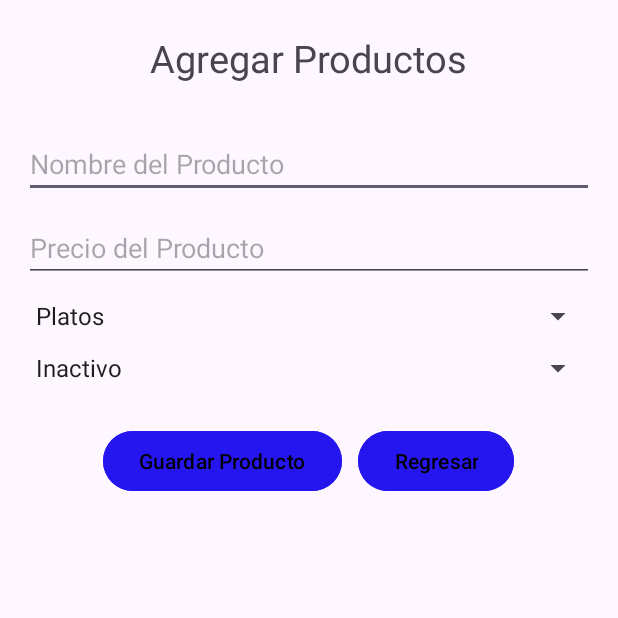
After one commit to MiguelLopezCa/DonnaFlor, an Android app: the ProductosRes screen opened directly, with no data from a screen before it, on a phone screen of 412 x 824 dp, the top half of it. The commit adds this screen. Run offline under Robolectric (Android 15) with nearby library versions, the phone set to English and light mode, and no system bars.

Commit message:
Registrar producto listo

```diff
--- a/app/src/main/AndroidManifest.xml
+++ b/app/src/main/AndroidManifest.xml
@@ -13,6 +13,9 @@
         android:theme="@style/Theme.DonnaFlor"
         tools:targetApi="31">
         <activity
+            android:name=".ProductosRes"
+            android:exported="false" />
+        <activity
             android:name=".ProductosOfertados"
             android:exported="false" />
         <activity
--- a/app/src/main/java/com/example/donnaflor/MainActivity.java
+++ b/app/src/main/java/com/example/donnaflor/MainActivity.java
@@ -28,7 +28,7 @@ public class MainActivity extends AppCompatActivity {
 
             // Validar usuario y contrasenna
             if (usuario.equals("a") && contrasena.equals("a")) {
-                startActivity(new Intent(this, ProductosOfertados.class));
+                startActivity(new Intent(this, ProductosRes.class));
             } else {
                 if (!usuario.equals("a") && !contrasena.equals("a")) {
                     Toast.makeText(this, "El usuario y la contraseña no corresponden", Toast.LENGTH_LONG).show();
--- /dev/null
+++ b/app/src/main/java/com/example/donnaflor/ProductosRes.java
@@ -0,0 +1,208 @@
+package com.example.donnaflor;
+
+import android.content.ContentValues;
+import android.content.Intent;
+import android.database.Cursor;
+import android.database.sqlite.SQLiteDatabase;
+import android.os.Bundle;
+import android.util.Log;
+import android.widget.ArrayAdapter;
+import android.widget.Button;
+import android.widget.EditText;
+import android.widget.ListView;
+import android.widget.Spinner;
+import android.widget.Toast;
+
+import androidx.appcompat.app.AppCompatActivity;
+
+import java.util.ArrayList;
+
+import data_base.Constantes_db;
+import data_base.db_helper;
+
+public class ProductosRes extends AppCompatActivity {
+
+    EditText txtNombreProd, txtPrecioProd;
+    Spinner spnTipoProdu, spnEstadoProd;
+    Button btnGuardarProd, btnRegresarProducto;
+    ListView lvListaProductos;
+    ArrayList<Producto> arrayProductos;
+    ArrayList<String> arrayTexto;
+
+    @Override
+    protected void onCreate(Bundle savedInstanceState) {
+        super.onCreate(savedInstanceState);
+        setContentView(R.layout.activity_productos_res);
+
+        // Relación con elementos del layout
+        txtNombreProd = findViewById(R.id.txtNombreProd);
+        txtPrecioProd = findViewById(R.id.txtPrecioProd);
+        spnTipoProdu = findViewById(R.id.spnTipoProdu);
+        spnEstadoProd = findViewById(R.id.spnEstadoProd);
+        btnGuardarProd = findViewById(R.id.btnGuardarProd);
+        btnRegresarProducto = findViewById(R.id.btnRegresarProducto);
+        lvListaProductos = findViewById(R.id.lvListaProductos);
+
+
+        // Configuración del Spinner de tipo de producto
+        ArrayAdapter<CharSequence> tipoAdapter = ArrayAdapter.createFromResource(this,
+                R.array.tipos_producto, android.R.layout.simple_spinner_item);
+        tipoAdapter.setDropDownViewResource(android.R.layout.simple_spinner_dropdown_item);
+        spnTipoProdu.setAdapter(tipoAdapter);
+
+        // Configuración del Spinner de estado de producto
+        ArrayAdapter<CharSequence> estadoAdapter = ArrayAdapter.createFromResource(this,
+                R.array.estados_producto, android.R.layout.simple_spinner_item);
+        estadoAdapter.setDropDownViewResource(android.R.layout.simple_spinner_dropdown_item);
+        spnEstadoProd.setAdapter(estadoAdapter);
+        // llamar el metodo de listar productos
+        listarProductos();
+        // Botón para guardar el producto
+        btnGuardarProd.setOnClickListener(v -> {
+            agregarProducto();
+        });
+
+        // Botón para regresar
+        btnRegresarProducto.setOnClickListener(v -> {
+            startActivity(new Intent(this, ProductosOfertados.class));
+        });
+
+        lvListaProductos.setOnItemClickListener((parent, view, position, id) -> {
+            Producto productoSeleccionado = arrayProductos.get(position);
+            int nuevoEstado = productoSeleccionado.getEstado() == 0 ? 1 : 0; // Cambiar estado
+
+            // Actualizar el estado en la base de datos
+            actualizarEstadoProducto(productoSeleccionado.getId(), nuevoEstado);
+
+            // Actualizar la lista de productos
+            listarProductos();
+        });
+
+    }
+
+    private void agregarProducto() {
+        // Validar que los campos no estén vacíos
+        if (camposVacios()) {
+            Toast.makeText(this, "Por favor, complete todos los campos", Toast.LENGTH_SHORT).show();
+            return;
+        }
+
+        try {
+            // Conexión con la base de datos
+            db_helper dbHelper = new db_helper(this);
+            SQLiteDatabase database = dbHelper.getWritableDatabase();
+
+            // Crear un objeto ContentValues para almacenar los valores del producto
+            ContentValues values = new ContentValues();
+            values.put("NOMBRE", txtNombreProd.getText().toString());
+            values.put("PRECIO", Double.parseDouble(txtPrecioProd.getText().toString()));
+            values.put("TIPO", spnTipoProdu.getSelectedItemPosition());
+            values.put("ESTADO", spnEstadoProd.getSelectedItemPosition());
+
+            // Insertar el producto en la base de datos
+            long id = database.insert(Constantes_db.TABLA_PRODUCTOS, null, values);
+
+            if (id != -1) {
+                Toast.makeText(this, "Producto agregado correctamente", Toast.LENGTH_SHORT).show();
+                limpiarCampos();
+            } else {
+                Toast.makeText(this, "Error al agregar el producto", Toast.LENGTH_SHORT).show();
+            }
+
+            // Cerrar la conexión con la base de datos
+            database.close();
+        } catch (Exception e) {
+            Toast.makeText(this, "Error: " + e.getMessage(), Toast.LENGTH_SHORT).show();
+        }
+        ArrayAdapter adapter=new ArrayAdapter<>(this, android.R.layout.simple_list_item_1,arrayProductos);
+        lvListaProductos.setAdapter(adapter);
+        listarProductos();
+    }
+
+    private void limpiarCampos() {
+        txtNombreProd.setText("");
+        txtPrecioProd.setText("");
+        spnTipoProdu.setSelection(0);
+        spnEstadoProd.setSelection(0);
+    }
+    private boolean camposVacios() {
+        return txtNombreProd.getText().toString().isEmpty() || txtPrecioProd.getText().toString().isEmpty();
+    }
+
+    private void listarProductos() {
+        arrayProductos = new ArrayList<>();
+
+        try {
+            // Conexión
+            db_helper dbHelper = new db_helper(this);
+            SQLiteDatabase database = dbHelper.getReadableDatabase();
+
+            // Cursor con el resultado de la consulta
+            Cursor cursor = database.rawQuery("SELECT * FROM " +
+                    Constantes_db.TABLA_PRODUCTOS, null);
+
+            if (cursor != null && cursor.getCount() > 0) {
+                while (cursor.moveToNext()) {
+                    arrayProductos.add(new Producto(cursor.getInt(0),cursor.getString(1),cursor.getDouble(2),cursor.getInt(3),cursor.getInt(4)));
+                }
+                generarLista();
+            } else {
+                Toast.makeText(this, "No hay productos registrados", Toast.LENGTH_LONG).show();
+            }
+
+            // Cerrar cursor después de usarlo
+            cursor.close();
+            // Cerrar la conexión con la base de datos
+            database.close();
+
+        } catch (Exception ex) {
+            Toast.makeText(this, "Error general: " + ex.getMessage(), Toast.LENGTH_LONG).show();
+        }
+    }
+
+    private String obtenerEstadoProducto(int estado) {
+        return estado == 0 ? "Inactivo" : "Activo";
+    }
+    private void generarLista() {
+        arrayTexto = new ArrayList<>();
+
+        for (Producto producto : arrayProductos) {
+
+            String estadoProducto = obtenerEstadoProducto(producto.getEstado());
+
+            arrayTexto.add(producto.getNombre() + " $" + producto.getPrecio() + "-" + estadoProducto);
+        }
+
+        ArrayAdapter<String> adapter = new ArrayAdapter<>(this, android.R.layout.simple_list_item_1, arrayTexto);
+        lvListaProductos.setAdapter(adapter);
+
+        Log.i("array", "generarLista: " + arrayTexto.toString());
+    }
+
+    private void actualizarEstadoProducto(int idProducto, int nuevoEstado) {
+        try {
+            db_helper dbHelper = new db_helper(this);
+            SQLiteDatabase database = dbHelper.getWritableDatabase();
+
+            ContentValues values = new ContentValues();
+            values.put("ESTADO", nuevoEstado);
+
+            // Actualizar el estado del producto en la base de datos
+            int filasActualizadas = database.update(Constantes_db.TABLA_PRODUCTOS, values,
+                    "ID = ?", new String[]{String.valueOf(idProducto)});
+
+            if (filasActualizadas > 0) {
+                Toast.makeText(this, "Estado del producto actualizado correctamente", Toast.LENGTH_SHORT).show();
+            } else {
+                Toast.makeText(this, "Error al actualizar el estado del producto", Toast.LENGTH_SHORT).show();
+            }
+
+            database.close();
+        } catch (Exception e) {
+            Toast.makeText(this, "Error: " + e.getMessage(), Toast.LENGTH_SHORT).show();
+        }
+    }
+
+
+
+}
--- /dev/null
+++ b/app/src/main/java/data_base/db_helper.java
@@ -0,0 +1,33 @@
+package data_base;
+
+import android.content.Context;
+import android.database.sqlite.SQLiteDatabase;
+import android.database.sqlite.SQLiteOpenHelper;
+
+import androidx.annotation.Nullable;
+
+public class db_helper extends SQLiteOpenHelper {
+    public db_helper(@Nullable Context context) {
+        //Constructor que genera instancia de la BD
+        super(context, Constantes_db.NOMBRE_BASE_DATOS , null, Constantes_db.VERSION_BASE_DATOS);
+    }
+
+    @Override
+    public void onCreate(SQLiteDatabase sqLiteDatabase) {
+        //Creación de tablas
+
+        sqLiteDatabase.execSQL(Constantes_db.CREAR_TABLA_PRODUCTOS);
+        sqLiteDatabase.execSQL(Constantes_db.CREAR_TABLA_VENTAS);
+    }
+
+    @Override
+    public void onUpgrade(SQLiteDatabase sqLiteDatabase, int i, int i1) {
+        //Actualización de la BD, eliminando y creando tablas
+
+        sqLiteDatabase.execSQL(Constantes_db.ELIMINAR_TABLA_VENTAS);
+        sqLiteDatabase.execSQL(Constantes_db.ELIMINAR_TABLA_PRODUCTOS);
+
+        sqLiteDatabase.execSQL(Constantes_db.CREAR_TABLA_PRODUCTOS);
+        sqLiteDatabase.execSQL(Constantes_db.CREAR_TABLA_VENTAS);
+    }
+}
--- /dev/null
+++ b/app/src/main/res/layout/activity_productos_res.xml
@@ -0,0 +1,87 @@
+<?xml version="1.0" encoding="utf-8"?>
+<LinearLayout xmlns:android="http://schemas.android.com/apk/res/android"
+    xmlns:app="http://schemas.android.com/apk/res-auto"
+    xmlns:tools="http://schemas.android.com/tools"
+    android:layout_width="match_parent"
+    android:layout_height="match_parent"
+    android:orientation="vertical"
+    android:padding="16dp">
+
+    <TextView
+        android:id="@+id/txtTitulo"
+        android:layout_width="wrap_content"
+        android:layout_height="wrap_content"
+        android:text="@string/agregarPro"
+        android:textSize="25sp"
+        android:layout_gravity="center"
+        android:layout_marginTop="5dp"
+        android:layout_marginBottom="25dp" />
+
+    <EditText
+        android:id="@+id/txtNombreProd"
+        android:layout_width="match_parent"
+        android:layout_height="wrap_content"
+        android:hint="@string/nombre_producto"
+        android:layout_marginTop="5dp"
+        android:layout_marginBottom="5dp" />
+
+    <EditText
+        android:id="@+id/txtPrecioProd"
+        android:layout_width="match_parent"
+        android:layout_height="wrap_content"
+        android:hint="@string/precio_producto"
+        android:layout_marginTop="5dp"
+        android:layout_marginBottom="5dp" />
+
+    <Spinner
+        android:id="@+id/spnTipoProdu"
+        android:layout_width="match_parent"
+        android:layout_height="wrap_content"
+        android:hint="@string/tipo_producto"
+        android:layout_marginTop="5dp"
+        android:layout_marginBottom="5dp" />
+
+    <Spinner
+        android:id="@+id/spnEstadoProd"
+        android:layout_width="match_parent"
+        android:layout_height="wrap_content"
+        android:hint="@string/estado_producto"
+        android:layout_marginTop="5dp"
+        android:layout_marginBottom="5dp" />
+
+    <LinearLayout
+        android:layout_width="match_parent"
+        android:layout_height="wrap_content"
+        android:orientation="horizontal"
+        android:gravity="center"
+        android:layout_marginTop="15dp">
+
+        <Button
+            android:id="@+id/btnGuardarProd"
+            android:layout_width="wrap_content"
+            android:layout_height="wrap_content"
+            android:text="@string/guardar_producto"
+            android:layout_margin="5dp"
+            android:backgroundTint="@color/azul"
+            android:textColor="@color/black" />
+
+        <Button
+            android:id="@+id/btnRegresarProducto"
+            android:layout_width="wrap_content"
+            android:layout_height="wrap_content"
+            android:layout_margin="5dp"
+            android:backgroundTint="@color/azul"
+            android:text="@string/regresar"
+            android:textColor="@color/black" />
+
+    </LinearLayout>
+    <ListView
+        android:id="@+id/lvListaProductos"
+        android:layout_width="match_parent"
+        android:layout_height="match_parent"
+        android:layout_below="@id/btnRegresarProducto"
+        android:layout_marginTop="16dp"
+        android:divider="@android:color/black"
+        android:dividerHeight="1dp" />
+
+</LinearLayout>
--- a/app/src/main/res/values/strings.xml
+++ b/app/src/main/res/values/strings.xml
@@ -6,5 +6,22 @@
     <string name="Ingresar">Ingresar </string>
     <string name="bebidas">Bebidas</string>
     <string name="platos">Platos </string>
+    <string name="agregarPro">Agregar Productos </string>
+    <string name="nombre_producto">Nombre del Producto</string>
+    <string name="precio_producto">Precio del Producto</string>
+    <string name="tipo_producto">Tipo del Producto </string>
+    <string name="estado_producto">Estado del Producto </string>
+    <string name="guardar_producto">Guardar Producto</string>
+    <string name="regresar">Regresar</string>
 
+
+    <string-array name="tipos_producto">
+        <item>Platos</item>
+        <item>Bebidas</item>
+    </string-array>
+
+    <string-array name="estados_producto">
+        <item>Inactivo</item>
+        <item>Activo</item>
+    </string-array>
 </resources>
```
Also changed, not shown: app/src/main/java/com/example/donnaflor/Producto.java (added, +65 -0 lines), app/src/main/java/data_base/Constantes_db.java (added, +32 -0 lines).
